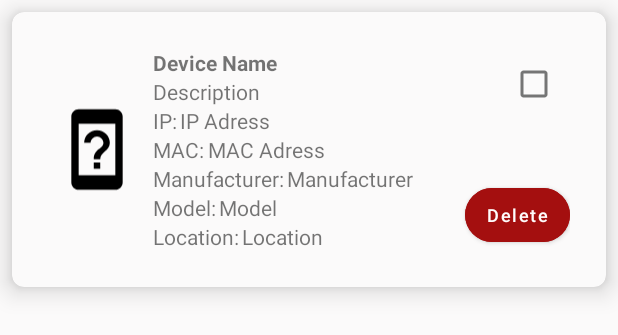
After one commit to brendaschussler/scan_iot_android, an Android app: the layout item_saved_device.xml on its own in the app's theme, with its tools: preview values and no code run, on a phone screen of 412 x 824 dp. The commit adds this screen. Shown: the top 335 px of the screen. Run offline under Robolectric (Android 15) with nearby library versions, the phone set to English and light mode, and no system bars.

Commit message:
implemented saved devices screen

```diff
--- a/app/src/main/AndroidManifest.xml
+++ b/app/src/main/AndroidManifest.xml
@@ -20,6 +20,10 @@
         android:supportsRtl="true"
         android:theme="@style/Theme.ScanIoT"
         tools:targetApi="31">
+        <activity
+            android:name=".SavedDevicesActivity"
+            android:exported="false"
+            android:parentActivityName=".DashboardScreenActivity" />
         <activity
             android:name=".ScanDevicesActivity"
             android:exported="false"
--- a/app/src/main/java/com/example/scaniot/model/Device.kt
+++ b/app/src/main/java/com/example/scaniot/model/Device.kt
@@ -5,9 +5,9 @@ data class Device(
     val mac: String = "",  // Usado as ID in Firestore
     var name: String = "unknown",
     var description: String = "unknown",
-    val manufacturer: String = "unknown",
-    val deviceModel: String = "unknown",
-    val deviceLocation: String = "unknown",
+    var manufacturer: String = "unknown",
+    var deviceModel: String = "unknown",
+    var deviceLocation: String = "unknown",
     var photoUrl: String? = null,
     val userId: String = ""
 )
--- /dev/null
+++ b/app/src/main/res/layout/item_saved_device.xml
@@ -0,0 +1,172 @@
+<?xml version="1.0" encoding="utf-8"?>
+<androidx.cardview.widget.CardView xmlns:android="http://schemas.android.com/apk/res/android"
+    xmlns:app="http://schemas.android.com/apk/res-auto"
+    xmlns:tools="http://schemas.android.com/tools"
+    android:layout_width="match_parent"
+    android:layout_height="wrap_content"
+    android:layout_margin="8dp"
+    app:cardBackgroundColor="@color/background"
+    app:cardCornerRadius="8dp"
+    app:cardElevation="10dp"
+    app:contentPadding="8dp">
+
+    <androidx.constraintlayout.widget.ConstraintLayout
+        android:layout_width="match_parent"
+        android:layout_height="wrap_content"
+        android:padding="16dp">
+
+        <!-- Imagem do dispositivo -->
+        <ImageView
+            android:id="@+id/imgDeviceSaved"
+            android:layout_width="70dp"
+            android:layout_height="135dp"
+            android:padding="3dp"
+            android:paddingEnd="8dp"
+            android:paddingRight="8dp"
+            android:src="@drawable/ic_device_unknown"
+            app:layout_constraintStart_toStartOf="parent"
+            app:layout_constraintTop_toTopOf="parent" />
+
+        <!-- Informações do dispositivo -->
+
+        <!-- Botão de Editar -->
+
+        <TextView
+            android:id="@+id/txtDeviceNameSaved"
+            android:layout_width="wrap_content"
+            android:layout_height="wrap_content"
+            android:maxLength="25"
+            android:text="Device Name"
+            android:textStyle="bold"
+            app:layout_constraintStart_toStartOf="@+id/txtDescriptionSaved"
+            app:layout_constraintTop_toTopOf="@+id/imgDeviceSaved" />
+
+        <TextView
+            android:id="@+id/deviceIp"
+            android:layout_width="wrap_content"
+            android:layout_height="wrap_content"
+            android:text="IP:"
+            app:layout_constraintStart_toEndOf="@+id/imgDeviceSaved"
+            app:layout_constraintTop_toBottomOf="@+id/txtDescriptionSaved" />
+
+        <!-- Botão de Salvar (adicionado) -->
+
+        <TextView
+            android:id="@+id/txtDescriptionSaved"
+            android:layout_width="wrap_content"
+            android:layout_height="wrap_content"
+            android:maxLength="25"
+            android:text="Description"
+            app:layout_constraintStart_toEndOf="@+id/imgDeviceSaved"
+            app:layout_constraintTop_toBottomOf="@+id/txtDeviceNameSaved" />
+
+        <TextView
+            android:id="@+id/txtMacAdressSaved"
+            android:layout_width="wrap_content"
+            android:layout_height="wrap_content"
+            android:layout_marginStart="2dp"
+            android:text="MAC Adress"
+            app:layout_constraintStart_toEndOf="@+id/textView9"
+            app:layout_constraintTop_toBottomOf="@+id/txtIpAdressSaved" />
+
+        <TextView
+            android:id="@+id/textView9"
+            android:layout_width="wrap_content"
+            android:layout_height="wrap_content"
+            android:text="MAC:"
+            app:layout_constraintStart_toEndOf="@+id/imgDeviceSaved"
+            app:layout_constraintTop_toBottomOf="@+id/deviceIp" />
+
+        <TextView
+            android:id="@+id/txtIpAdressSaved"
+            android:layout_width="wrap_content"
+            android:layout_height="wrap_content"
+            android:layout_marginStart="2dp"
+            android:text="IP Adress"
+            app:layout_constraintStart_toEndOf="@+id/deviceIp"
+            app:layout_constraintTop_toBottomOf="@+id/txtDescriptionSaved" />
+
+        <TextView
+            android:id="@+id/textView11"
+            android:layout_width="wrap_content"
+            android:layout_height="wrap_content"
+            android:text="Manufacturer:"
+            app:layout_constraintStart_toEndOf="@+id/imgDeviceSaved"
+            app:layout_constraintTop_toBottomOf="@+id/textView9" />
+
+        <TextView
+            android:id="@+id/txtManufacturerSaved"
+            android:layout_width="wrap_content"
+            android:layout_height="wrap_content"
+            android:layout_marginStart="2dp"
+            android:maxLength="15"
+            android:text="Manufacturer"
+            app:layout_constraintStart_toEndOf="@+id/textView11"
+            app:layout_constraintTop_toBottomOf="@+id/txtMacAdressSaved" />
+
+        <TextView
+            android:id="@+id/textView12"
+            android:layout_width="wrap_content"
+            android:layout_height="wrap_content"
+            android:text="Model:"
+            app:layout_constraintStart_toEndOf="@+id/imgDeviceSaved"
+            app:layout_constraintTop_toBottomOf="@+id/textView11" />
+
+        <TextView
+            android:id="@+id/txtModelSaved"
+            android:layout_width="wrap_content"
+            android:layout_height="wrap_content"
+            android:layout_marginStart="2dp"
+            android:text="Model"
+            app:layout_constraintStart_toEndOf="@+id/textView12"
+            app:layout_constraintTop_toBottomOf="@+id/txtManufacturerSaved" />
+
+        <TextView
+            android:id="@+id/textView14"
+            android:layout_width="wrap_content"
+            android:layout_height="wrap_content"
+            android:text="Location:"
+            app:layout_constraintBottom_toBottomOf="@+id/imgDeviceSaved"
+            app:layout_constraintStart_toEndOf="@+id/imgDeviceSaved"
+            app:layout_constraintTop_toBottomOf="@+id/textView12" />
+
+        <TextView
+            android:id="@+id/txtLocationSaved"
+            android:layout_width="wrap_content"
+            android:layout_height="wrap_content"
+            android:layout_marginStart="2dp"
+            android:text="Location"
+            app:layout_constraintBottom_toBottomOf="@+id/imgDeviceSaved"
+            app:layout_constraintStart_toEndOf="@+id/textView14"
+            app:layout_constraintTop_toBottomOf="@+id/txtModelSaved" />
+
+        <CheckBox
+            android:id="@+id/checkBoxSavedDevice"
+            android:layout_width="wrap_content"
+            android:layout_height="wrap_content"
+            app:layout_constraintEnd_toEndOf="parent"
+            app:layout_constraintTop_toTopOf="parent" />
+
+        <Button
+            android:id="@+id/btnDeleteDevice"
+            android:layout_width="70dp"
+            android:layout_height="wrap_content"
+            android:backgroundTint="#A40F0F"
+            android:padding="0dp"
+            android:paddingStart="0dp"
+            android:paddingLeft="0dp"
+            android:paddingTop="0dp"
+            android:paddingEnd="0dp"
+            android:paddingRight="0dp"
+            android:paddingBottom="0dp"
+            android:text="Delete"
+            android:textAllCaps="false"
+            android:textColor="#FFFCFC"
+            android:textSize="12sp"
+            app:cornerRadius="50dp"
+            app:iconPadding="0dp"
+            app:layout_constraintBottom_toBottomOf="@+id/textView14"
+            app:layout_constraintEnd_toEndOf="parent" />
+
+    </androidx.constraintlayout.widget.ConstraintLayout>
+</androidx.cardview.widget.CardView>
```
Also changed, not shown: app/src/main/java/com/example/scaniot/DashboardScreenActivity.kt (+9 -0 lines), app/src/main/java/com/example/scaniot/SavedDevicesActivity.kt (added, +186 -0 lines), app/src/main/java/com/example/scaniot/model/SavedDevicesAdapter.kt (added, +86 -0 lines), app/src/main/java/com/example/scaniot/model/ScanDevicesAdapter.kt (+0 -10 lines), app/src/main/res/layout/activity_saved_devices.xml (added, +89 -0 lines), app/src/main/res/layout/dialog_packet_capture.xml (added, +50 -0 lines).
